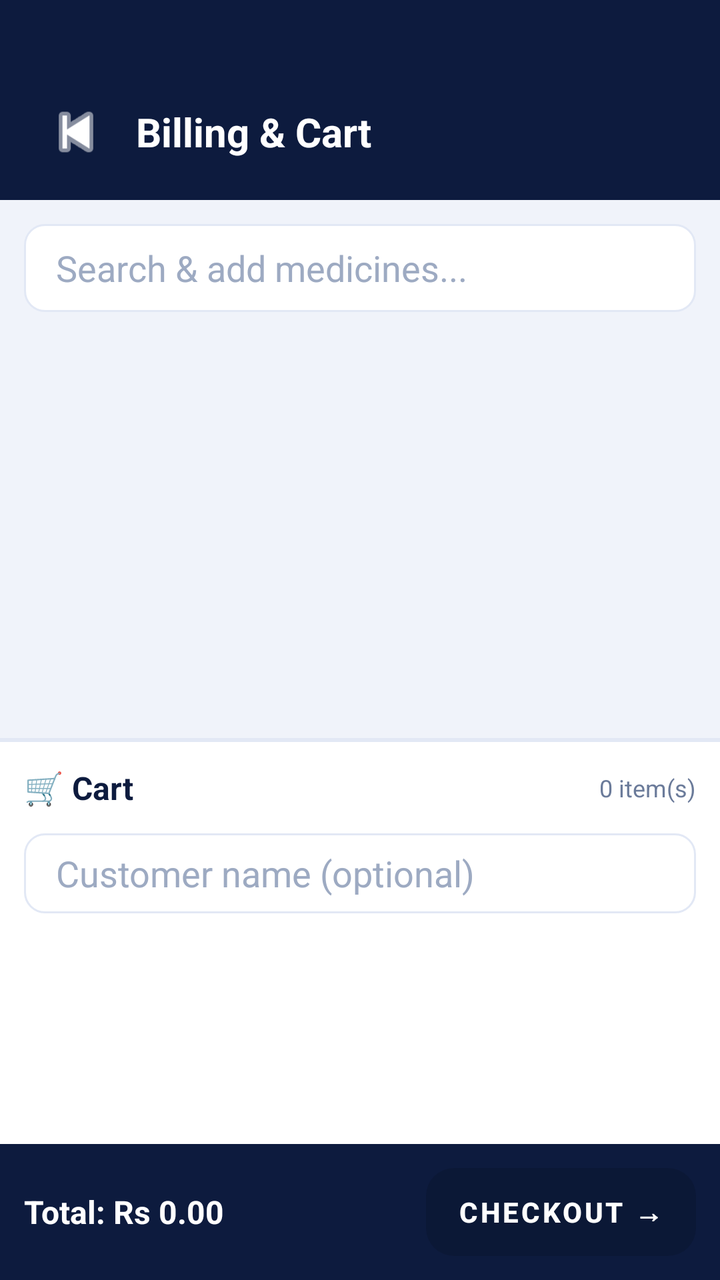
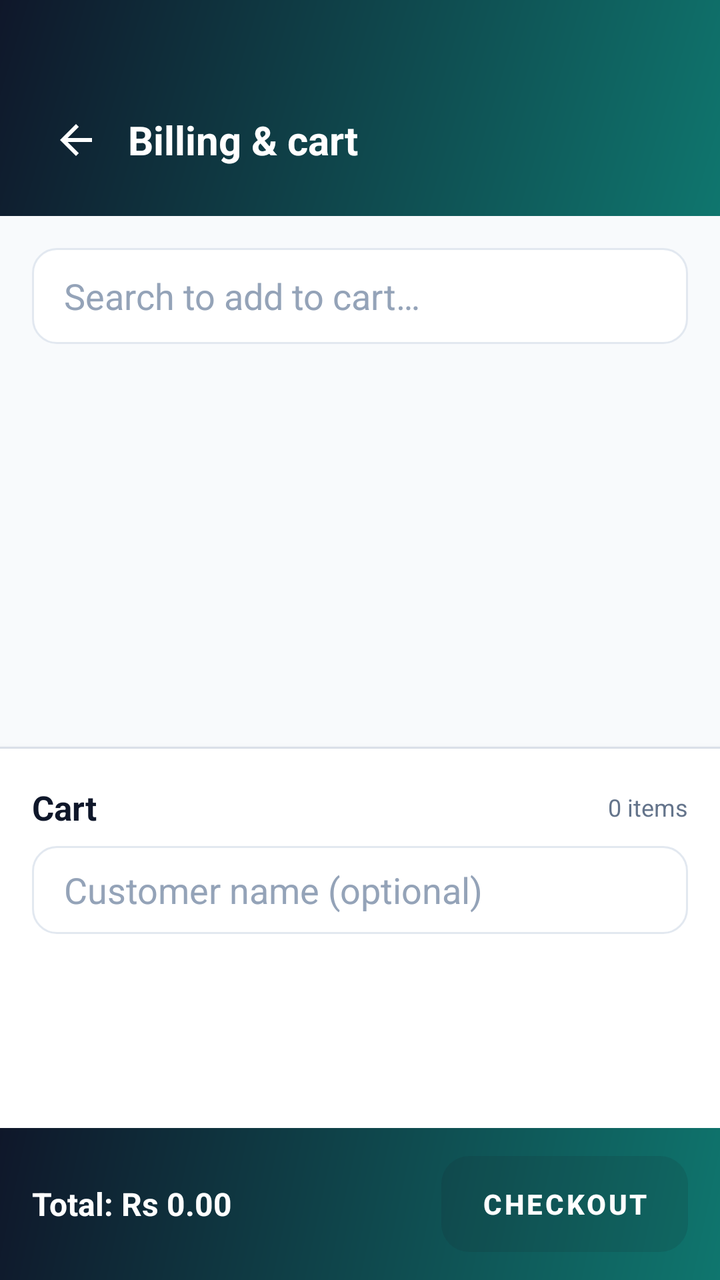

An Android layout rendered at two revisions. The XML below is the earlier revision; the diff shows what the commit changed to produce the second picture.
<!-- AndroidManifest.xml: application theme Theme.MediQuick -->
<!-- res/layout/activity_billing.xml -->
<?xml version="1.0" encoding="utf-8"?>
<LinearLayout xmlns:android="http://schemas.android.com/apk/res/android"
    xmlns:app="http://schemas.android.com/apk/res-auto"
    android:layout_width="match_parent"
    android:layout_height="match_parent"
    android:orientation="vertical"
    android:background="@color/surface">

    
    <LinearLayout
        android:layout_width="match_parent"
        android:layout_height="wrap_content"
        android:background="@color/navy"
        android:paddingTop="48dp"
        android:paddingBottom="16dp"
        android:paddingHorizontal="20dp"
        android:orientation="horizontal"
        android:gravity="center_vertical">

        <ImageView
            android:id="@+id/ivBack"
            android:layout_width="36dp"
            android:layout_height="36dp"
            android:src="@android:drawable/ic_media_previous"
            android:tint="@color/white"
            android:clickable="true"
            android:focusable="true" />

        <TextView
            android:layout_width="0dp"
            android:layout_height="wrap_content"
            android:layout_weight="1"
            android:text="Billing &amp; Cart"
            android:textColor="@color/white"
            android:textSize="20sp"
            android:textStyle="bold"
            android:layout_marginStart="12dp" />

    </LinearLayout>

    
    
    <LinearLayout
        android:layout_width="match_parent"
        android:layout_height="0dp"
        android:layout_weight="1"
        android:orientation="vertical"
        android:padding="12dp">

        <EditText
            android:id="@+id/etSearch"
            android:layout_width="match_parent"
            android:layout_height="44dp"
            android:hint="Search &amp; add medicines..."
            android:textColorHint="@color/text_hint"
            android:textColor="@color/navy"
            android:background="@drawable/bg_search_white"
            android:paddingHorizontal="16dp"
            android:inputType="text"
            android:singleLine="true"
            android:layout_marginBottom="8dp" />

        <androidx.recyclerview.widget.RecyclerView
            android:id="@+id/rvMedicines"
            android:layout_width="match_parent"
            android:layout_height="match_parent"
            android:clipToPadding="false" />

    </LinearLayout>

    
    <View
        android:layout_width="match_parent"
        android:layout_height="2dp"
        android:background="@color/border" />

    
    <LinearLayout
        android:layout_width="match_parent"
        android:layout_height="0dp"
        android:layout_weight="1"
        android:orientation="vertical"
        android:background="@color/white">

        <LinearLayout
            android:layout_width="match_parent"
            android:layout_height="wrap_content"
            android:orientation="horizontal"
            android:gravity="center_vertical"
            android:padding="12dp">

            <TextView
                android:layout_width="0dp"
                android:layout_height="wrap_content"
                android:layout_weight="1"
                android:text="🛒 Cart"
                android:textColor="@color/navy"
                android:textSize="16sp"
                android:textStyle="bold" />

            <TextView
                android:id="@+id/tvCartCount"
                android:layout_width="wrap_content"
                android:layout_height="wrap_content"
                android:text="0 item(s)"
                android:textColor="@color/text_secondary"
                android:textSize="12sp" />

        </LinearLayout>

        
        <EditText
            android:id="@+id/etCustomer"
            android:layout_width="match_parent"
            android:layout_height="40dp"
            android:hint="Customer name (optional)"
            android:textColorHint="@color/text_hint"
            android:textColor="@color/navy"
            android:background="@drawable/bg_search_white"
            android:paddingHorizontal="16dp"
            android:inputType="textPersonName"
            android:singleLine="true"
            android:layout_marginHorizontal="12dp"
            android:layout_marginBottom="8dp" />

        <androidx.recyclerview.widget.RecyclerView
            android:id="@+id/rvCart"
            android:layout_width="match_parent"
            android:layout_height="0dp"
            android:layout_weight="1"
            android:padding="8dp"
            android:clipToPadding="false" />

        
        <LinearLayout
            android:layout_width="match_parent"
            android:layout_height="wrap_content"
            android:orientation="horizontal"
            android:gravity="center_vertical"
            android:padding="12dp"
            android:background="@color/navy">

            <TextView
                android:id="@+id/tvTotal"
                android:layout_width="0dp"
                android:layout_height="wrap_content"
                android:layout_weight="1"
                android:text="Total: Rs 0.00"
                android:textColor="@color/white"
                android:textSize="16sp"
                android:textStyle="bold" />

            <Button
                android:id="@+id/btnCheckout"
                android:layout_width="wrap_content"
                android:layout_height="44dp"
                android:text="Checkout →"
                android:textColor="@color/white"
                android:textStyle="bold"
                android:background="@drawable/bg_green_button"
                android:enabled="false"
                style="@style/Widget.MaterialComponents.Button.UnelevatedButton" />

        </LinearLayout>

    </LinearLayout>

</LinearLayout>
<!-- resources referenced by this layout -->
<resources>
  <color name="border">#E2E8F5</color>
  <color name="navy">#0D1B3E</color>
  <color name="surface">#F0F3FA</color>
  <color name="text_hint">#9DAAC2</color>
  <color name="text_secondary">#6B7B9A</color>
  <color name="white">#FFFFFF</color>
  <!-- drawable bg_green_button (drawable) -->
  <?xml version="1.0" encoding="utf-8"?>
  <shape xmlns:android="http://schemas.android.com/apk/res/android"
      android:shape="rectangle">
      <solid android:color="@color/green_primary" />
      <corners android:radius="14dp" />
  </shape>
  <!-- drawable bg_search_white (drawable) -->
  <?xml version="1.0" encoding="utf-8"?>
  <shape xmlns:android="http://schemas.android.com/apk/res/android" android:shape="rectangle">
      <solid android:color="#FFFFFF" />
      <stroke android:width="1dp" android:color="#E2E8F5" />
      <corners android:radius="10dp" />
  </shape>
  <style name="Theme.MediQuick" parent="Theme.MaterialComponents.DayNight.NoActionBar">
          <item name="colorPrimary">@color/green_primary</item>
          <item name="colorPrimaryVariant">@color/green_dark</item>
          <item name="colorOnPrimary">@color/white</item>
          <item name="android:windowBackground">@color/navy</item>
          <item name="android:statusBarColor">@color/navy</item>
          <item name="android:navigationBarColor">@color/navy</item>
          <item name="android:windowLightStatusBar">false</item>
          
          <item name="android:textColor">@color/black</item>
          <item name="android:textColorPrimary">@color/black</item>
          <item name="android:textColorSecondary">@color/text_secondary</item>
          <item name="colorControlNormal">@color/text_secondary</item>
          <item name="colorControlActivated">@color/green_primary</item>
          <item name="colorControlHighlight">@color/green_light</item>
      </style>
  <color name="green_primary">#27A85F</color>
  <color name="green_dark">#1D8B4C</color>
  <color name="black">#000000</color>
  <color name="green_light">#E8F7EF</color>
</resources>

<!-- the commit's change to res/layout/activity_billing.xml (unified diff, before → after) -->
@@ -3,166 +3,162 @@
     xmlns:app="http://schemas.android.com/apk/res-auto"
     android:layout_width="match_parent"
     android:layout_height="match_parent"
-    android:orientation="vertical"
-    android:background="@color/surface">
+    android:background="@color/surface"
+    android:orientation="vertical">
 
-    
     <LinearLayout
         android:layout_width="match_parent"
         android:layout_height="wrap_content"
-        android:background="@color/navy"
+        android:background="@drawable/bg_header_gradient"
+        android:gravity="center_vertical"
+        android:orientation="horizontal"
+        android:paddingHorizontal="16dp"
         android:paddingTop="48dp"
-        android:paddingBottom="16dp"
-        android:paddingHorizontal="20dp"
-        android:orientation="horizontal"
-        android:gravity="center_vertical">
+        android:paddingBottom="16dp">
 
         <ImageView
             android:id="@+id/ivBack"
-            android:layout_width="36dp"
-            android:layout_height="36dp"
-            android:src="@android:drawable/ic_media_previous"
-            android:tint="@color/white"
+            android:layout_width="44dp"
+            android:layout_height="44dp"
+            android:background="?attr/selectableItemBackgroundBorderless"
             android:clickable="true"
-            android:focusable="true" />
+            android:contentDescription="@string/navigate_up"
+            android:focusable="true"
+            android:padding="10dp"
+            android:src="@drawable/ic_arrow_back" />
 
         <TextView
             android:layout_width="0dp"
             android:layout_height="wrap_content"
+            android:layout_marginStart="4dp"
             android:layout_weight="1"
-            android:text="Billing &amp; Cart"
+            android:text="@string/title_billing"
             android:textColor="@color/white"
             android:textSize="20sp"
-            android:textStyle="bold"
-            android:layout_marginStart="12dp" />
-
+            android:textStyle="bold" />
     </LinearLayout>
 
-    
-    
     <LinearLayout
         android:layout_width="match_parent"
         android:layout_height="0dp"
         android:layout_weight="1"
         android:orientation="vertical"
-        android:padding="12dp">
+        android:padding="16dp">
 
         <EditText
             android:id="@+id/etSearch"
             android:layout_width="match_parent"
-            android:layout_height="44dp"
-            android:hint="Search &amp; add medicines..."
-            android:textColorHint="@color/text_hint"
+            android:layout_height="48dp"
+            android:background="@drawable/bg_search_white"
+            android:hint="@string/search_add_medicines_hint"
+            android:inputType="text"
+            android:paddingHorizontal="16dp"
+            android:singleLine="true"
             android:textColor="@color/navy"
-            android:background="@drawable/bg_search_white"
-            android:paddingHorizontal="16dp"
-            android:inputType="text"
-            android:singleLine="true"
-            android:layout_marginBottom="8dp" />
+            android:textColorHint="@color/text_hint" />
 
         <androidx.recyclerview.widget.RecyclerView
             android:id="@+id/rvMedicines"
             android:layout_width="match_parent"
             android:layout_height="match_parent"
+            android:layout_marginTop="12dp"
             android:clipToPadding="false" />
-
     </LinearLayout>
 
-    
     <View
         android:layout_width="match_parent"
-        android:layout_height="2dp"
+        android:layout_height="1dp"
         android:background="@color/border" />
 
-    
     <LinearLayout
         android:layout_width="match_parent"
         android:layout_height="0dp"
         android:layout_weight="1"
+        android:background="@color/surface_elevated"
+        android:elevation="4dp"
         android:orientation="vertical"
-        android:background="@color/white">
+        android:paddingTop="8dp">
 
         <LinearLayout
             android:layout_width="match_parent"
             android:layout_height="wrap_content"
+            android:gravity="center_vertical"
             android:orientation="horizontal"
-            android:gravity="center_vertical"
-            android:padding="12dp">
+            android:paddingHorizontal="16dp"
+            android:paddingTop="10dp"
+            android:paddingBottom="8dp">
 
             <TextView
                 android:layout_width="0dp"
                 android:layout_height="wrap_content"
                 android:layout_weight="1"
-                android:text="🛒 Cart"
+                android:text="@string/cart_label"
                 android:textColor="@color/navy"
-                android:textSize="16sp"
+                android:textSize="17sp"
                 android:textStyle="bold" />
 
             <TextView
                 android:id="@+id/tvCartCount"
                 android:layout_width="wrap_content"
                 android:layout_height="wrap_content"
-                android:text="0 item(s)"
+                android:text="@string/cart_items_zero"
                 android:textColor="@color/text_secondary"
                 android:textSize="12sp" />
-
         </LinearLayout>
 
-        
         <EditText
             android:id="@+id/etCustomer"
             android:layout_width="match_parent"
-            android:layout_height="40dp"
-            android:hint="Customer name (optional)"
-            android:textColorHint="@color/text_hint"
+            android:layout_height="44dp"
+            android:layout_marginHorizontal="16dp"
+            android:layout_marginBottom="10dp"
+            android:background="@drawable/bg_search_white"
+            android:hint="@string/customer_optional"
+            android:inputType="textPersonName"
+            android:paddingHorizontal="16dp"
+            android:singleLine="true"
             android:textColor="@color/navy"
-            android:background="@drawable/bg_search_white"
-            android:paddingHorizontal="16dp"
-            android:inputType="textPersonName"
-            android:singleLine="true"
-            android:layout_marginHorizontal="12dp"
-            android:layout_marginBottom="8dp" />
+            android:textColorHint="@color/text_hint" />
 
         <androidx.recyclerview.widget.RecyclerView
             android:id="@+id/rvCart"
             android:layout_width="match_parent"
             android:layout_height="0dp"
             android:layout_weight="1"
-            android:padding="8dp"
-            android:clipToPadding="false" />
+            android:clipToPadding="false"
+            android:paddingHorizontal="10dp"
+            android:paddingBottom="8dp" />
 
-        
         <LinearLayout
             android:layout_width="match_parent"
             android:layout_height="wrap_content"
+            android:background="@drawable/bg_header_gradient"
+            android:gravity="center_vertical"
             android:orientation="horizontal"
-            android:gravity="center_vertical"
-            android:padding="12dp"
-            android:background="@color/navy">
+            android:paddingHorizontal="16dp"
+            android:paddingVertical="14dp">
 
             <TextView
                 android:id="@+id/tvTotal"
                 android:layout_width="0dp"
                 android:layout_height="wrap_content"
                 android:layout_weight="1"
-                android:text="Total: Rs 0.00"
+                android:text="@string/total_placeholder"
                 android:textColor="@color/white"
                 android:textSize="16sp"
                 android:textStyle="bold" />
 
             <Button
                 android:id="@+id/btnCheckout"
+                style="@style/Widget.MaterialComponents.Button.UnelevatedButton"
                 android:layout_width="wrap_content"
-                android:layout_height="44dp"
-                android:text="Checkout →"
-                android:textColor="@color/white"
-                android:textStyle="bold"
+                android:layout_height="48dp"
                 android:background="@drawable/bg_green_button"
                 android:enabled="false"
-                style="@style/Widget.MaterialComponents.Button.UnelevatedButton" />
-
+                android:paddingHorizontal="20dp"
+                android:text="@string/checkout"
+                android:textColor="@color/white"
+                android:textStyle="bold" />
         </LinearLayout>
-
     </LinearLayout>
-
 </LinearLayout>
<!-- resource entries referenced after the edit -->
@@ -1,44 +1,86 @@
 <!-- resources referenced by this layout -->
 <resources>
-  <color name="border">#E2E8F5</color>
-  <color name="navy">#0D1B3E</color>
-  <color name="surface">#F0F3FA</color>
-  <color name="text_hint">#9DAAC2</color>
-  <color name="text_secondary">#6B7B9A</color>
+  <color name="border">#E2E8F0</color>
+  <color name="navy">#0F172A</color>
+  <color name="surface">#F8FAFC</color>
+  <color name="surface_elevated">#FFFFFF</color>
+  <color name="text_hint">#94A3B8</color>
+  <color name="text_secondary">#64748B</color>
   <color name="white">#FFFFFF</color>
   <!-- drawable bg_green_button (drawable) -->
   <?xml version="1.0" encoding="utf-8"?>
+  <ripple xmlns:android="http://schemas.android.com/apk/res/android"
+      android:color="#40FFFFFF">
+      <item>
+          <shape android:shape="rectangle">
+              <solid android:color="@color/green_primary" />
+              <corners android:radius="14dp" />
+          </shape>
+      </item>
+  </ripple>
+  <!-- drawable bg_header_gradient (drawable) -->
+  <?xml version="1.0" encoding="utf-8"?>
   <shape xmlns:android="http://schemas.android.com/apk/res/android"
       android:shape="rectangle">
-      <solid android:color="@color/green_primary" />
-      <corners android:radius="14dp" />
+      <gradient
+          android:angle="135"
+          android:endColor="@color/navy"
+          android:startColor="@color/green_dark"
+          android:type="linear" />
   </shape>
   <!-- drawable bg_search_white (drawable) -->
   <?xml version="1.0" encoding="utf-8"?>
-  <shape xmlns:android="http://schemas.android.com/apk/res/android" android:shape="rectangle">
-      <solid android:color="#FFFFFF" />
-      <stroke android:width="1dp" android:color="#E2E8F5" />
-      <corners android:radius="10dp" />
+  <shape xmlns:android="http://schemas.android.com/apk/res/android"
+      android:shape="rectangle">
+      <solid android:color="@color/white" />
+      <corners android:radius="12dp" />
+      <stroke
+          android:width="1dp"
+          android:color="@color/border" />
   </shape>
-  <style name="Theme.MediQuick" parent="Theme.MaterialComponents.DayNight.NoActionBar">
+  <!-- drawable ic_arrow_back (drawable) -->
+  <?xml version="1.0" encoding="utf-8"?>
+  <vector xmlns:android="http://schemas.android.com/apk/res/android"
+      android:width="24dp"
+      android:height="24dp"
+      android:viewportWidth="24"
+      android:viewportHeight="24">
+      <path
+          android:fillColor="#FFFFFF"
+          android:pathData="M20,11H7.83l5.59,-5.59L12,4l-8,8 8,8 1.41,-1.41L7.83,13H20v-2z" />
+  </vector>
+  <string name="cart_items_zero">0 items</string>
+  <string name="cart_label">Cart</string>
+  <string name="checkout">Checkout</string>
+  <string name="customer_optional">Customer name (optional)</string>
+  <string name="navigate_up">Back</string>
+  <string name="search_add_medicines_hint">Search to add to cart…</string>
+  <string name="title_billing">Billing &amp; cart</string>
+  <string name="total_placeholder">Total: Rs 0.00</string>
+  <style name="Theme.MediQuick" parent="Theme.Material3.DayNight.NoActionBar">
           <item name="colorPrimary">@color/green_primary</item>
-          <item name="colorPrimaryVariant">@color/green_dark</item>
           <item name="colorOnPrimary">@color/white</item>
-          <item name="android:windowBackground">@color/navy</item>
+          <item name="colorPrimaryContainer">@color/green_light</item>
+          <item name="colorOnPrimaryContainer">@color/green_dark</item>
+          <item name="colorSecondary">@color/accent_blue</item>
+          <item name="android:colorBackground">@color/surface</item>
+          <item name="colorSurface">@color/surface_elevated</item>
+          <item name="colorError">@color/error</item>
           <item name="android:statusBarColor">@color/navy</item>
-          <item name="android:navigationBarColor">@color/navy</item>
+          <item name="android:navigationBarColor">@color/surface</item>
           <item name="android:windowLightStatusBar">false</item>
-          
-          <item name="android:textColor">@color/black</item>
+          <item name="android:windowLightNavigationBar">true</item>
           <item name="android:textColorPrimary">@color/black</item>
           <item name="android:textColorSecondary">@color/text_secondary</item>
           <item name="colorControlNormal">@color/text_secondary</item>
           <item name="colorControlActivated">@color/green_primary</item>
           <item name="colorControlHighlight">@color/green_light</item>
       </style>
-  <color name="green_primary">#27A85F</color>
-  <color name="green_dark">#1D8B4C</color>
-  <color name="black">#000000</color>
-  <color name="green_light">#E8F7EF</color>
+  <color name="green_primary">#0D9488</color>
+  <color name="green_dark">#0F766E</color>
+  <color name="black">#0F172A</color>
+  <color name="green_light">#CCFBF1</color>
+  <color name="accent_blue">#0284C7</color>
+  <color name="error">#DC2626</color>
 </resources>
 
